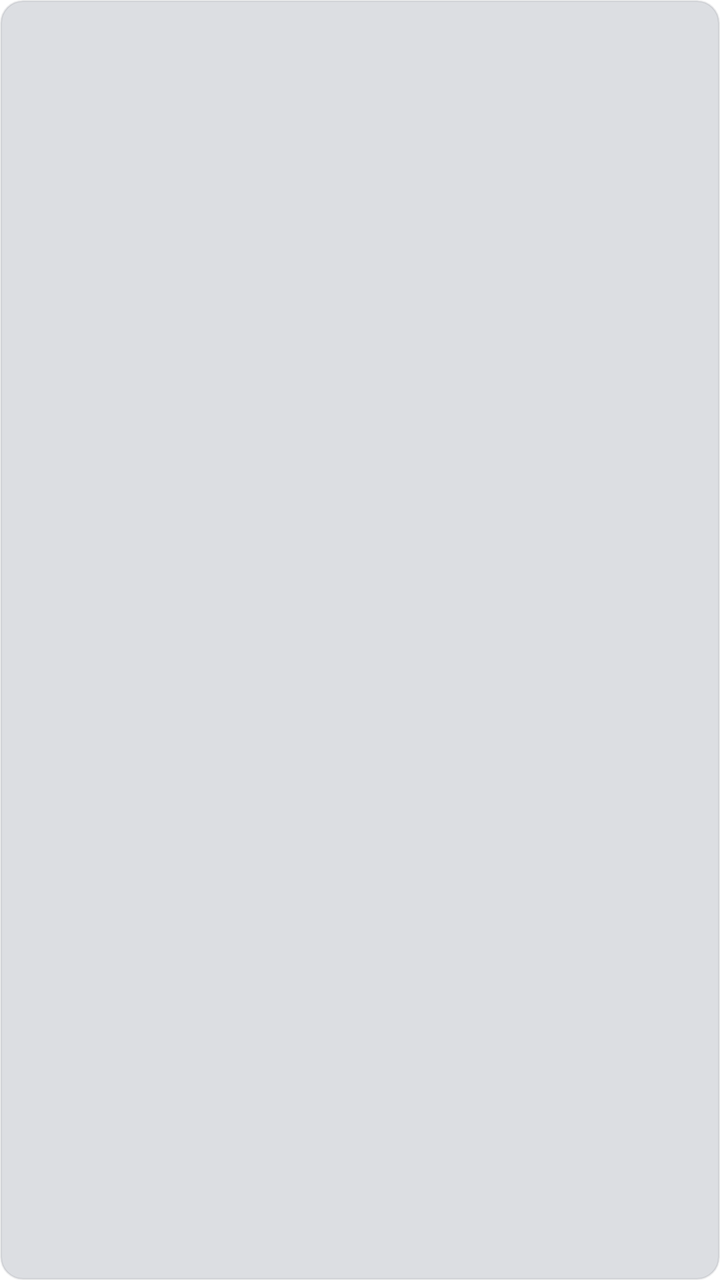
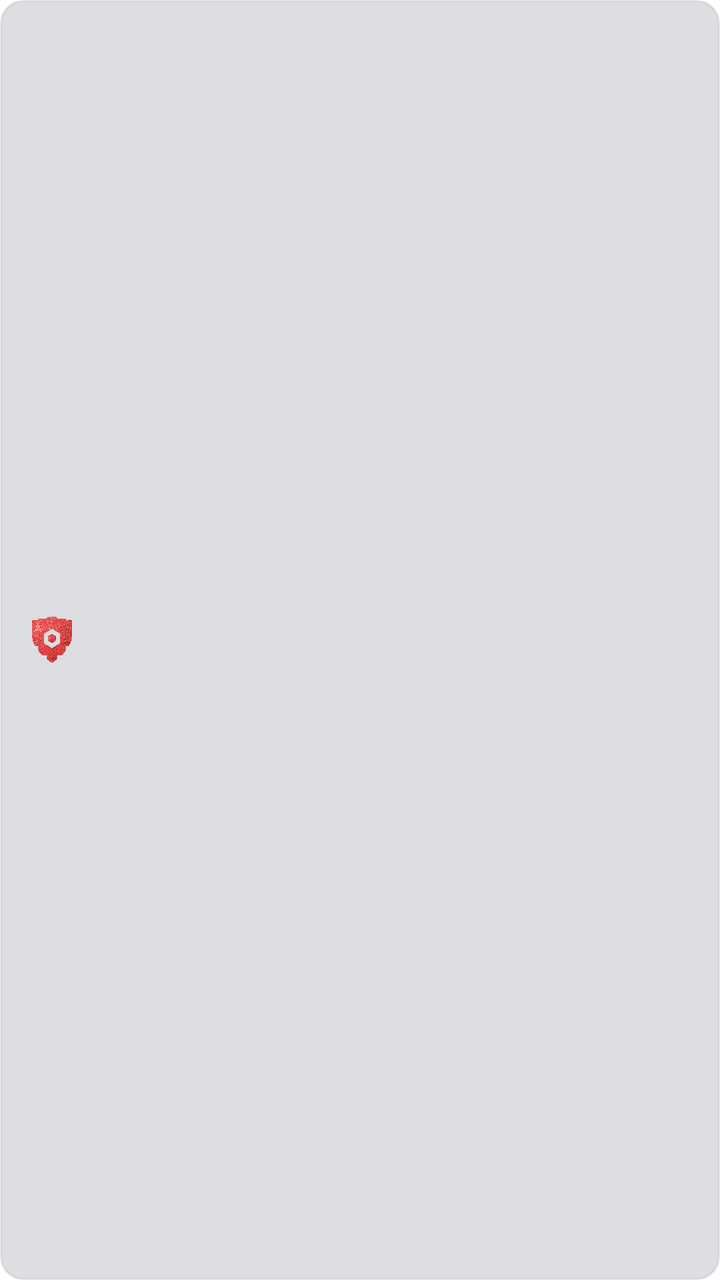

An Android layout rendered at two revisions. The XML below is the earlier revision; the diff shows what the commit changed to produce the second picture.
<!-- AndroidManifest.xml: fallback theme Theme.MaterialComponents.DayNight.NoActionBar -->
<!-- res/layout/autofill_credential_row.xml -->
<?xml version="1.0" encoding="utf-8"?>
<LinearLayout xmlns:android="http://schemas.android.com/apk/res/android"
    android:layout_width="match_parent"
    android:layout_height="wrap_content"
    android:minHeight="65dp"
    android:orientation="vertical"
    android:gravity="center_vertical"
    android:paddingHorizontal="10dp"
    android:paddingVertical="9dp"
    android:background="@drawable/autofill_credential_background">

    <TextView
        android:id="@+id/autofill_credential_username"
        android:layout_width="match_parent"
        android:layout_height="wrap_content"
        android:maxLines="1"
        android:ellipsize="end"
        android:textStyle="bold"
        android:textSize="14sp"
        android:textColor="@color/autofill_prompt_text" />

    <TextView
        android:id="@+id/autofill_credential_label"
        android:layout_width="match_parent"
        android:layout_height="wrap_content"
        android:layout_marginTop="2dp"
        android:maxLines="1"
        android:ellipsize="end"
        android:textSize="12sp"
        android:textColor="@color/autofill_secondary_text" />

    <TextView
        android:id="@+id/autofill_credential_domain"
        android:layout_width="match_parent"
        android:layout_height="wrap_content"
        android:layout_marginTop="2dp"
        android:maxLines="1"
        android:ellipsize="end"
        android:textSize="11sp"
        android:textColor="@color/autofill_secondary_text" />
</LinearLayout>
<!-- resources referenced by this layout -->
<resources>
  <color name="autofill_prompt_text">#15171B</color>
  <color name="autofill_secondary_text">#3D4E66</color>
  <!-- drawable autofill_credential_background (drawable) -->
  <?xml version="1.0" encoding="utf-8"?>
  <shape xmlns:android="http://schemas.android.com/apk/res/android" android:shape="rectangle">
      <solid android:color="@color/autofill_prompt_background" />
      <corners android:radius="11dp" />
      <stroke android:width="1dp" android:color="@color/autofill_row_border" />
  </shape>
  <color name="autofill_prompt_background">#DCDEE2</color>
  <color name="autofill_row_border">#1415171B</color>
</resources>

<!-- the commit's change to res/layout/autofill_credential_row.xml (unified diff, before → after) -->
@@ -3,39 +3,55 @@
     android:layout_width="match_parent"
     android:layout_height="wrap_content"
     android:minHeight="65dp"
-    android:orientation="vertical"
+    android:orientation="horizontal"
     android:gravity="center_vertical"
-    android:paddingHorizontal="10dp"
-    android:paddingVertical="9dp"
+    android:paddingHorizontal="14dp"
+    android:paddingVertical="12dp"
     android:background="@drawable/autofill_credential_background">
 
-    <TextView
-        android:id="@+id/autofill_credential_username"
-        android:layout_width="match_parent"
+    <ImageView
+        android:id="@+id/autofill_credential_brand"
+        android:layout_width="24dp"
+        android:layout_height="24dp"
+        android:layout_marginEnd="9dp"
+        android:src="@drawable/launch_logo_image"
+        android:scaleType="fitCenter"
+        android:importantForAccessibility="no" />
+
+    <LinearLayout
+        android:layout_width="0dp"
         android:layout_height="wrap_content"
-        android:maxLines="1"
-        android:ellipsize="end"
-        android:textStyle="bold"
-        android:textSize="14sp"
-        android:textColor="@color/autofill_prompt_text" />
+        android:layout_weight="1"
+        android:orientation="vertical">
 
-    <TextView
-        android:id="@+id/autofill_credential_label"
-        android:layout_width="match_parent"
-        android:layout_height="wrap_content"
-        android:layout_marginTop="2dp"
-        android:maxLines="1"
-        android:ellipsize="end"
-        android:textSize="12sp"
-        android:textColor="@color/autofill_secondary_text" />
+        <TextView
+            android:id="@+id/autofill_credential_username"
+            android:layout_width="match_parent"
+            android:layout_height="wrap_content"
+            android:maxLines="1"
+            android:ellipsize="end"
+            android:textStyle="bold"
+            android:textSize="14sp"
+            android:textColor="@color/autofill_prompt_text" />
 
-    <TextView
-        android:id="@+id/autofill_credential_domain"
-        android:layout_width="match_parent"
-        android:layout_height="wrap_content"
-        android:layout_marginTop="2dp"
-        android:maxLines="1"
-        android:ellipsize="end"
-        android:textSize="11sp"
-        android:textColor="@color/autofill_secondary_text" />
+        <TextView
+            android:id="@+id/autofill_credential_label"
+            android:layout_width="match_parent"
+            android:layout_height="wrap_content"
+            android:layout_marginTop="2dp"
+            android:maxLines="1"
+            android:ellipsize="end"
+            android:textSize="12sp"
+            android:textColor="@color/autofill_secondary_text" />
+
+        <TextView
+            android:id="@+id/autofill_credential_domain"
+            android:layout_width="match_parent"
+            android:layout_height="wrap_content"
+            android:layout_marginTop="2dp"
+            android:maxLines="1"
+            android:ellipsize="end"
+            android:textSize="11sp"
+            android:textColor="@color/autofill_secondary_text" />
+    </LinearLayout>
 </LinearLayout>
<!-- resource entries referenced after the edit -->
@@ -9,6 +9,7 @@
       <corners android:radius="11dp" />
       <stroke android:width="1dp" android:color="@color/autofill_row_border" />
   </shape>
+  <!-- drawable launch_logo_image: png bitmap (drawable-nodpi, 36187 bytes) -->
   <color name="autofill_prompt_background">#DCDEE2</color>
   <color name="autofill_row_border">#1415171B</color>
 </resources>
